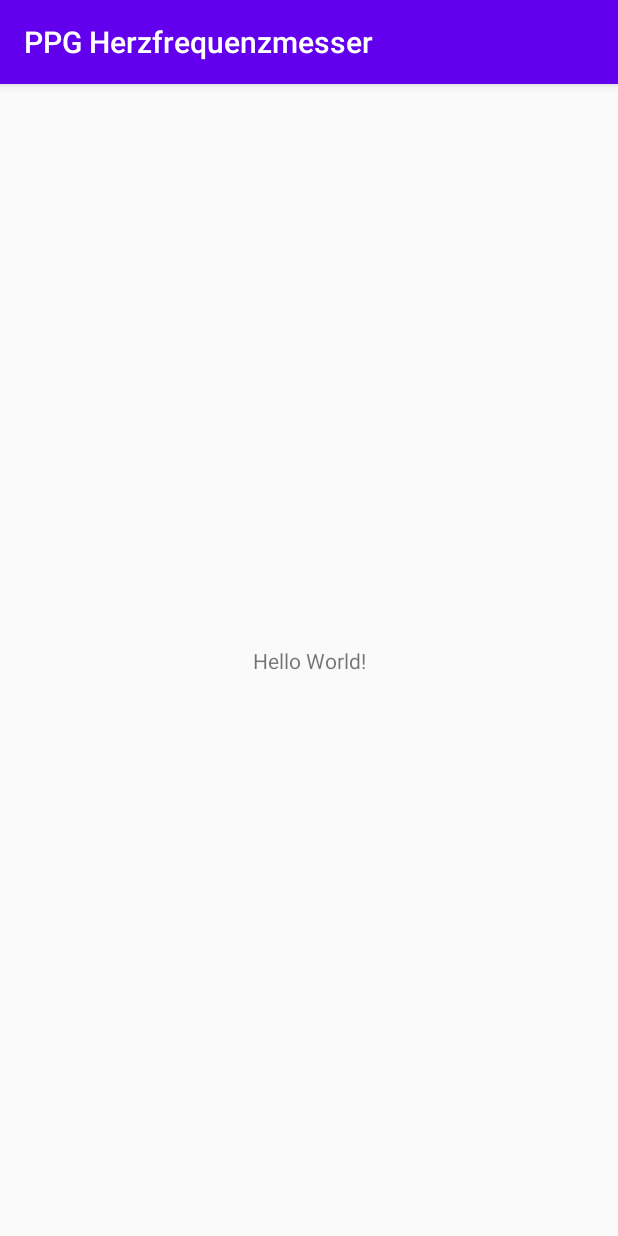
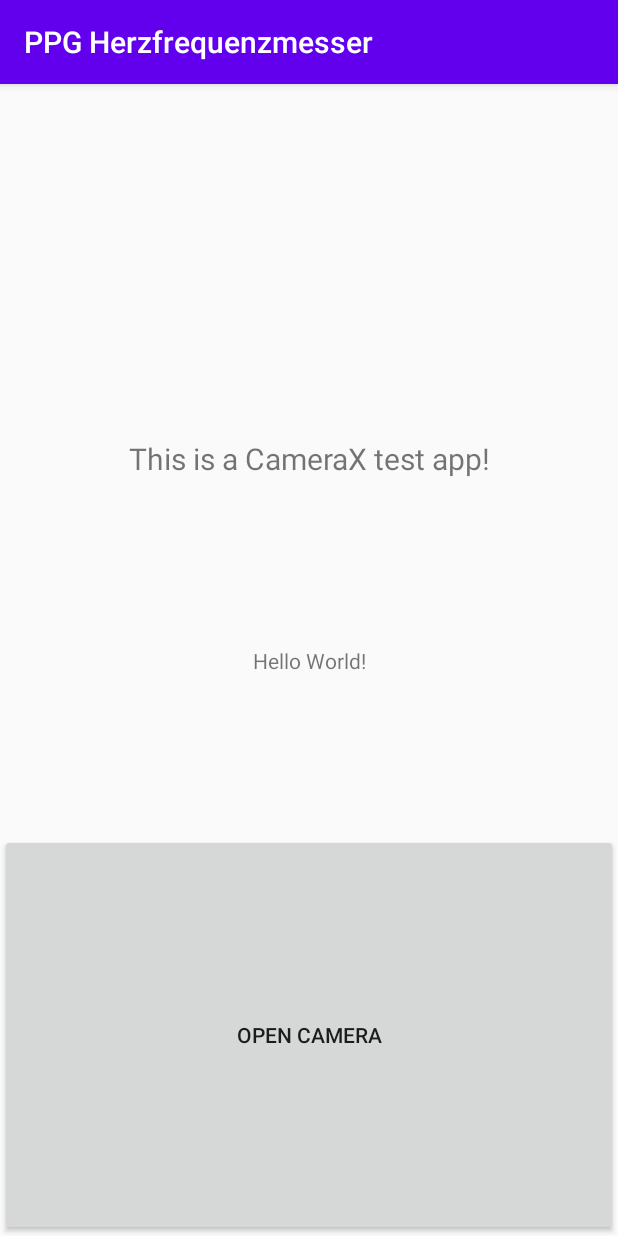
Before and after one commit to floriangoelz/Android-PPG, an Android app: the screen it shows after launch (MainActivity), on a phone screen of 412 x 824 dp. Run offline under Robolectric (Android 15) with nearby library versions, the phone set to English and light mode, and no system bars; 2 statements that could not run were skipped.

Commit message:
basic camera prompt

```diff
--- a/app/src/main/AndroidManifest.xml
+++ b/app/src/main/AndroidManifest.xml
@@ -1,6 +1,9 @@
 <?xml version="1.0" encoding="utf-8"?>
 <manifest xmlns:android="http://schemas.android.com/apk/res/android"
     package="de.fjfg.ppgherzfrequenzmesser">
+
+    <uses-feature android:name="android.hardware.camera.any" />
+    <uses-permission android:name="android.permission.CAMERA" />
 
     <application
         android:allowBackup="true"
@@ -9,6 +12,7 @@
         android:roundIcon="@mipmap/ic_launcher_round"
         android:supportsRtl="true"
         android:theme="@style/AppTheme">
+        <activity android:name=".CameraActivity"/>
         <activity android:name=".MainActivity">
             <intent-filter>
                 <action android:name="android.intent.action.MAIN" />
--- a/app/src/main/res/layout/activity_main.xml
+++ b/app/src/main/res/layout/activity_main.xml
@@ -15,4 +15,26 @@
         app:layout_constraintRight_toRightOf="parent"
         app:layout_constraintTop_toTopOf="parent" />
 
+    <LinearLayout
+        android:layout_width="match_parent"
+        android:layout_height="match_parent"
+        android:orientation="vertical">
+        <TextView
+            android:layout_width="match_parent"
+            android:layout_height="500dp"
+            android:id="@+id/container"
+            android:textSize="20sp"
+            android:layout_gravity="center"
+            android:text="This is a CameraX test app!"
+            android:gravity="center">
+        </TextView>
+
+        <Button
+            android:id="@+id/cameraPrompt"
+            android:layout_width="match_parent"
+            android:layout_height="match_parent"
+            android:gravity="center"
+            android:text="Open Camera" />
+    </LinearLayout>
+
 </androidx.constraintlayout.widget.ConstraintLayout>
```
Also changed, not shown: app/build.gradle (+13 -0 lines), app/src/main/java/de/fjfg/ppgherzfrequenzmesser/CameraActivity.java (added, +74 -0 lines), app/src/main/java/de/fjfg/ppgherzfrequenzmesser/MainActivity.java (+41 -0 lines), app/src/main/res/layout/activity_camera.xml (added, +30 -0 lines).
